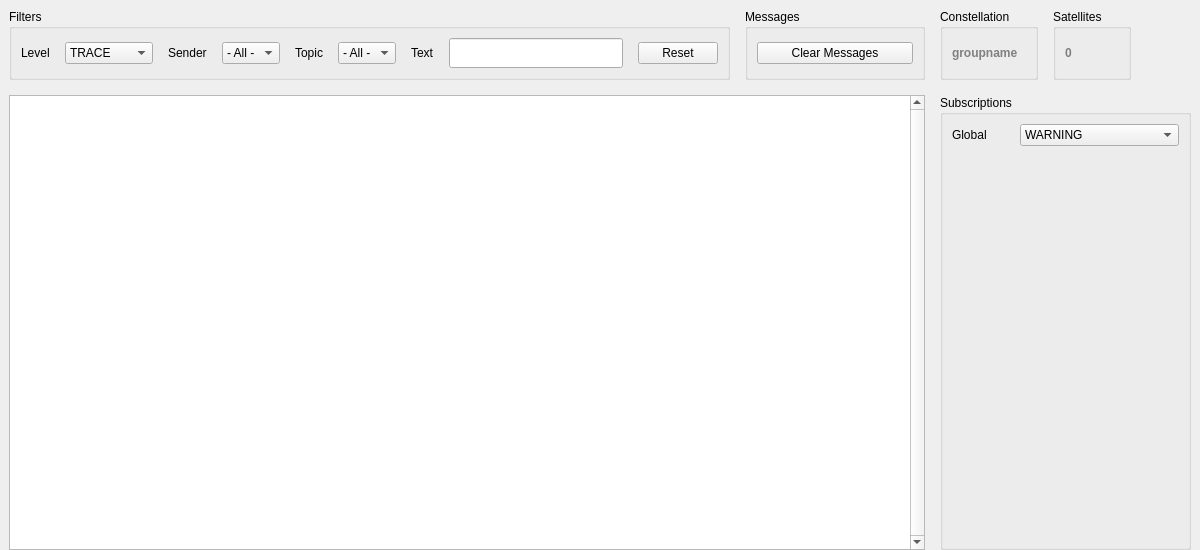
Above: cxx/listeners/Observatory/Observatory.ui from constellation-daq/Constellation before the change. Below: the same form after it.
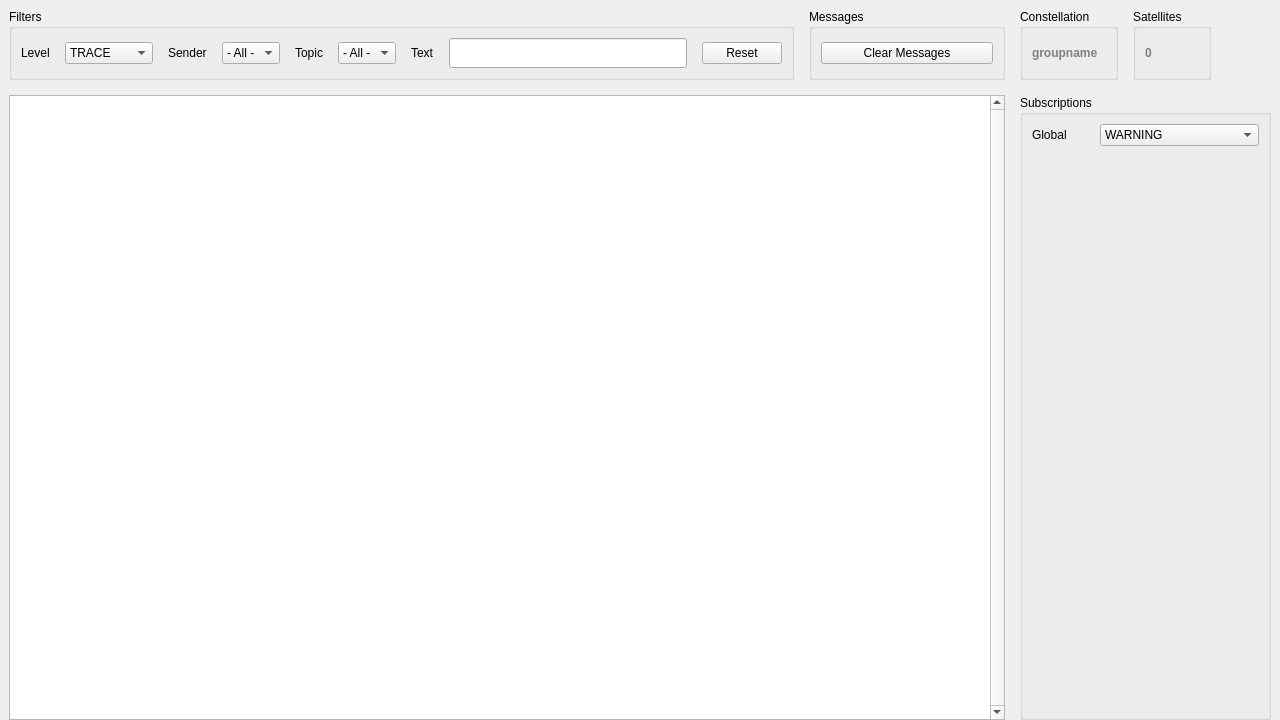
That is the form after the change. Icons and pictures are not drawn.

Commit message: Observatory: logger to main UI

```diff
--- a/cxx/listeners/Observatory/Observatory.ui
+++ b/cxx/listeners/Observatory/Observatory.ui
@@ -6,8 +6,8 @@
    <rect>
     <x>0</x>
     <y>0</y>
-    <width>1200</width>
-    <height>550</height>
+    <width>1280</width>
+    <height>720</height>
    </rect>
   </property>
   <property name="windowTitle">
```
Left out of the diff: 10 changed lines with no effect on the pictures. The commit also changes 4 other files.
